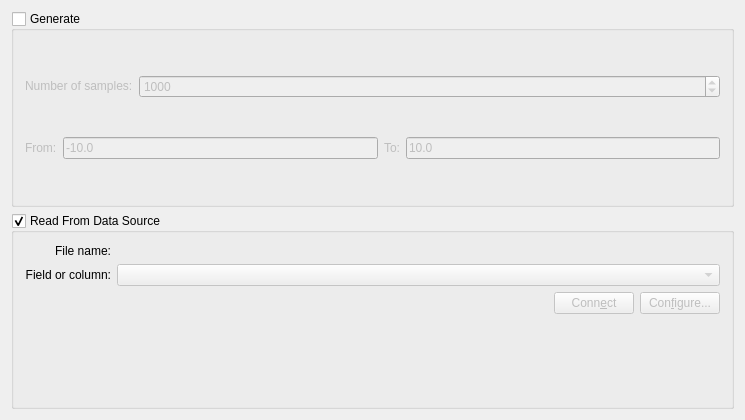
The window that src/libkstapp/vectortab.ui (Kst-plot/kst) describes before a commit, drawn with Qt 5.
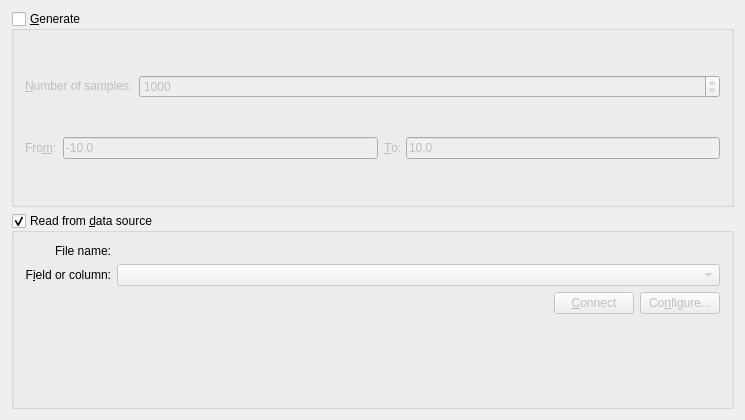
The same window after the commit. Custom widgets are drawn as their Qt base class.

```diff
--- a/src/libkstapp/vectortab.ui
+++ b/src/libkstapp/vectortab.ui
@@ -19,7 +19,7 @@
       </sizepolicy>
      </property>
      <property name="title" >
-      <string>Generate</string>
+      <string>&amp;Generate</string>
      </property>
      <property name="checkable" >
       <bool>true</bool>
@@ -37,11 +37,14 @@
          </sizepolicy>
         </property>
         <property name="text" >
-         <string>Number of samples:</string>
+         <string>&amp;Number of samples:</string>
         </property>
         <property name="wordWrap" >
          <bool>false</bool>
         </property>
+        <property name="buddy" >
+         <cstring>_numberOfSamples</cstring>
+        </property>
        </widget>
       </item>
       <item row="1" column="0" colspan="2" >
@@ -61,11 +64,14 @@
            </sizepolicy>
           </property>
           <property name="text" >
-           <string>From:</string>
+           <string>Fro&amp;m:</string>
           </property>
           <property name="wordWrap" >
            <bool>false</bool>
           </property>
+          <property name="buddy" >
+           <cstring>_from</cstring>
+          </property>
          </widget>
         </item>
         <item>
@@ -87,11 +93,14 @@
            </sizepolicy>
           </property>
           <property name="text" >
-           <string>To:</string>
+           <string>&amp;To:</string>
           </property>
           <property name="wordWrap" >
            <bool>false</bool>
           </property>
+          <property name="buddy" >
+           <cstring>_to</cstring>
+          </property>
          </widget>
         </item>
         <item>
@@ -134,7 +143,7 @@
    <item>
     <widget class="QGroupBox" name="_dataVectorGroup" >
      <property name="title" >
-      <string>Read From Data Source</string>
+      <string>Read from &amp;data source</string>
      </property>
      <property name="checkable" >
       <bool>true</bool>
@@ -154,7 +163,7 @@
        </widget>
       </item>
       <item row="0" column="1" >
-        <widget class="Kst::DataSourceSelector" native="1" name="_fileName" />
+       <widget class="Kst::DataSourceSelector" native="1" name="_fileName" />
       </item>
       <item row="1" column="0" >
        <widget class="QLabel" name="label_5" >
@@ -165,7 +174,7 @@
          </sizepolicy>
         </property>
         <property name="text" >
-         <string>Field or column:</string>
+         <string>F&amp;ield or column:</string>
         </property>
         <property name="alignment" >
          <set>Qt::AlignRight|Qt::AlignTrailing|Qt::AlignVCenter</set>
@@ -173,6 +182,9 @@
         <property name="wordWrap" >
          <bool>false</bool>
         </property>
+        <property name="buddy" >
+         <cstring>_field</cstring>
+        </property>
        </widget>
       </item>
       <item row="1" column="1" >
@@ -209,7 +221,7 @@
            <bool>false</bool>
           </property>
           <property name="text" >
-           <string>Conn&amp;ect</string>
+           <string>&amp;Connect</string>
           </property>
          </widget>
         </item>
@@ -219,7 +231,7 @@
            <bool>false</bool>
           </property>
           <property name="text" >
-           <string>Con&amp;figure...</string>
+           <string>Co&amp;nfigure...</string>
           </property>
          </widget>
         </item>
```
Left out of the diff: 2 changed lines with no effect on the pictures.
